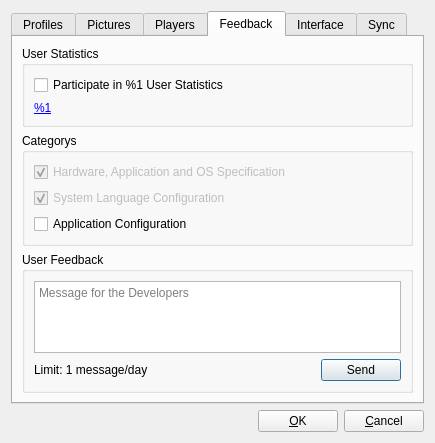
The window that OptionsDialog.ui (Syping/gta5sync) describes before a commit, drawn with Qt 5.
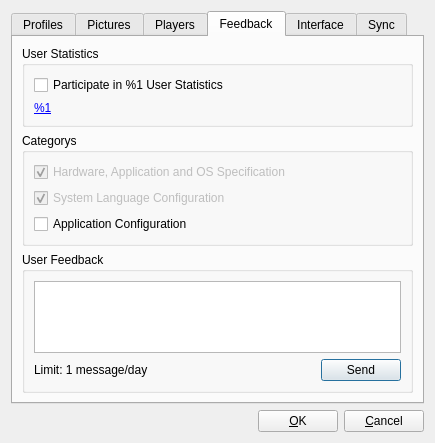
The same window after the commit. The open tabs and pages were chosen to show the change.

What changed in the file:
```diff
--- a/OptionsDialog.ui
+++ b/OptionsDialog.ui
@@ -462,11 +462,7 @@
          </property>
          <layout class="QVBoxLayout" name="vlUserFeedback">
           <item>
-           <widget class="QPlainTextEdit" name="txtUserFeedback">
-            <property name="placeholderText">
-             <string>Message for the Developers</string>
-            </property>
-           </widget>
+           <widget class="QPlainTextEdit" name="txtUserFeedback"/>
           </item>
           <item>
            <layout class="QHBoxLayout" name="hlUserFeedbackButtons">
```
